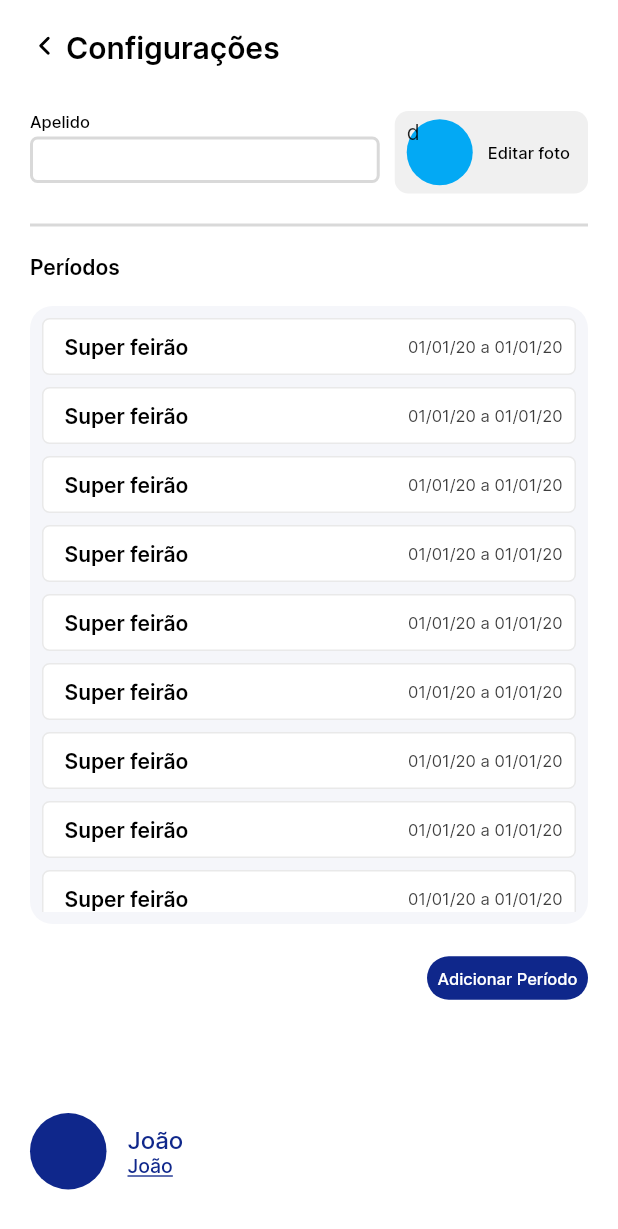
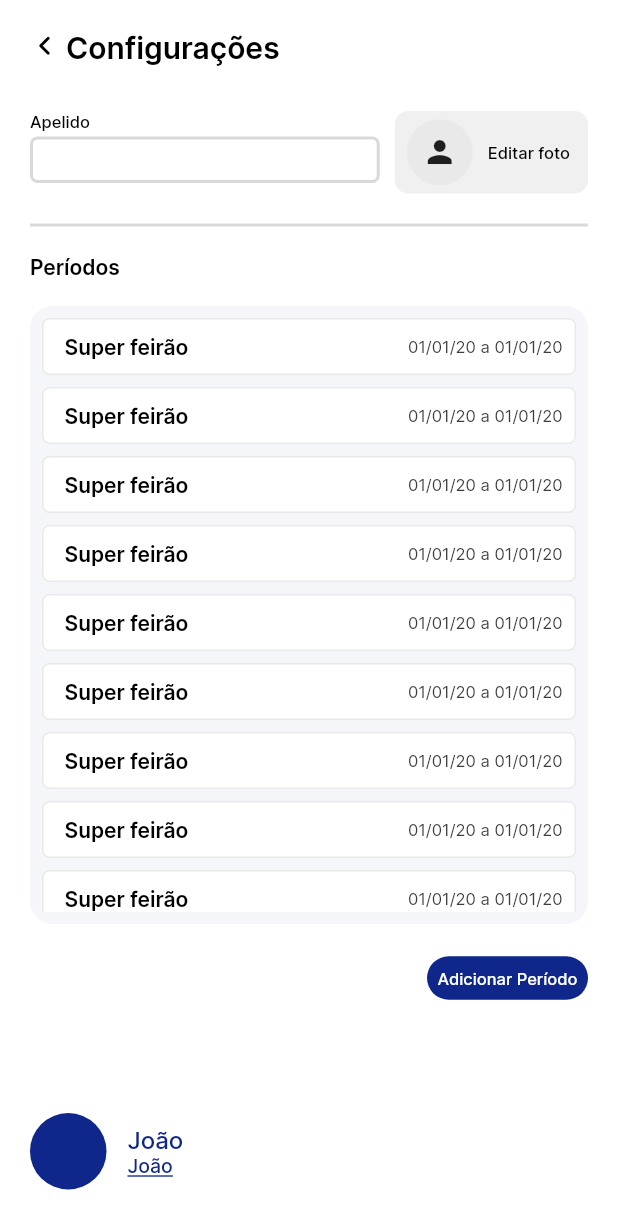
Before and after one commit to FelipeLemosBellini/science_dex, a Flutter app: the screen it shows after launch, on a phone screen of 412 x 824 dp. Shown: the top 1229 px of the screen. Run offline on Flutter 3.47's test engine with Material 3 defaults, Android fonts, the phone set to English and light mode, and no system bars; our stand-ins replace flutter_svg, get_it, go_router, image_picker, shared_preferences; missing offline and left inert: dart:ffi.

Commit message:
add image profile

```diff
--- a/lib/core/helpers/keys_local_storage.dart
+++ b/lib/core/helpers/keys_local_storage.dart
@@ -1,3 +1,4 @@
 abstract class KeyLocalStorage {
   static const String surnameKey = "surname";
+  static const String photoProfileKey = "photoProfile";
 }
--- a/lib/screens/profile/configuration/configuration_page.dart
+++ b/lib/screens/profile/configuration/configuration_page.dart
@@ -27,6 +27,7 @@ class _ConfigurationPageState extends State<ConfigurationPage> {
                   builder: (context, model, child) => EditUserWidget(
                       focusNode: model.focusNode,
                       controller: model.controller,
+                      fileProfile: model.imageProfile,
                       onSubmitted: model.setSurname,
                       onTapPhoto: model.setImage,
                       padding: const EdgeInsets.only(top: 20, right: 20, left: 20)))),
--- a/lib/screens/profile/widget/edit_photo_widget.dart
+++ b/lib/screens/profile/widget/edit_photo_widget.dart
@@ -1,31 +1,44 @@
+import 'dart:io';
+
 import 'package:flutter/material.dart';
 import 'package:science_dex/screens/helper/export_helper_screen.dart';
 import 'package:science_dex/screens/widgets/export_science_dex_material.dart';
 
 class EditPhotoWidget extends StatelessWidget {
   final Function() onTapPhoto;
-  const EditPhotoWidget({super.key, required this.onTapPhoto});
+  final File? fileImage;
+
+  const EditPhotoWidget({super.key, required this.onTapPhoto, this.fileImage});
 
   @override
   Widget build(BuildContext context) {
-    return Container(
+    return ScienceDexGestureDetector(
+      onTap: onTapPhoto,
+      child: Container(
         height: 55,
         padding: EdgeInsets.only(left: 8, right: 12),
         decoration:
             BoxDecoration(color: ScienceDexColors.grayExtraLight, borderRadius: BorderRadius.all(Radius.circular(9))),
         child: Row(children: [
-        ScienceDexGestureDetector(
-          onTap: onTapPhoto,
-          child: Container(
+          Container(
               height: 44,
               width: 44,
-            decoration: BoxDecoration(color: Colors.lightBlue, shape: BoxShape.circle),
-          child: Text("d"),
-          ),
-        ),
+              alignment: Alignment.center,
+              decoration: BoxDecoration(color: ScienceDexColors.grayBorder, shape: BoxShape.circle),
+              child: fileImage!.path.isNotEmpty
+                  ? ClipOval(
+                      child: Image.file(
+                      fileImage ?? File(""),
+                      filterQuality: FilterQuality.high,
+                      width: 44,
+                      height: 44,
+                      fit: BoxFit.cover,
+                    ))
+                  : Icon(Icons.person)),
           SizedBox(width: 10),
           Text("Editar foto").bodyTinyMedium(),
         ]),
+      ),
     );
   }
 }
--- a/lib/screens/profile/widget/edit_user_widget.dart
+++ b/lib/screens/profile/widget/edit_user_widget.dart
@@ -1,3 +1,5 @@
+import 'dart:io';
+
 import 'package:flutter/material.dart';
 import 'package:science_dex/screens/helper/export_helper_screen.dart';
 import 'package:science_dex/screens/profile/widget/edit_photo_widget.dart';
@@ -9,6 +11,7 @@ class EditUserWidget extends StatelessWidget {
   final EdgeInsets? padding;
   final Function(String)? onSubmitted;
   final Function() onTapPhoto;
+  final File? fileProfile;
 
   const EditUserWidget({
     super.key,
@@ -17,6 +20,7 @@ class EditUserWidget extends StatelessWidget {
     this.padding,
     this.onSubmitted,
     required this.onTapPhoto,
+    this.fileProfile,
   });
 
   @override
@@ -38,7 +42,7 @@ class EditUserWidget extends StatelessWidget {
           )
         ])),
         SizedBox(width: 10),
-        EditPhotoWidget(onTapPhoto: onTapPhoto)
+        EditPhotoWidget(onTapPhoto: onTapPhoto, fileImage: fileProfile)
       ]),
     );
   }
```
Also changed, not shown: lib/screens/profile/configuration/configuration_model.dart (+18 -0 lines). Lines whose indentation alone changed are shown as unchanged.
